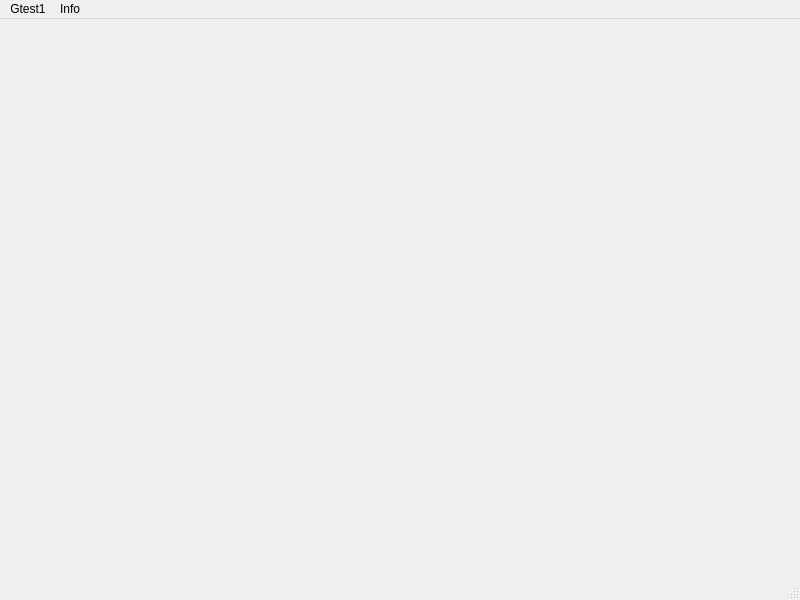
Old version of the form growbox_control_desktop_app1/growboxcontrol.ui in the repository wojtron2/Desktop_QT_app_box.
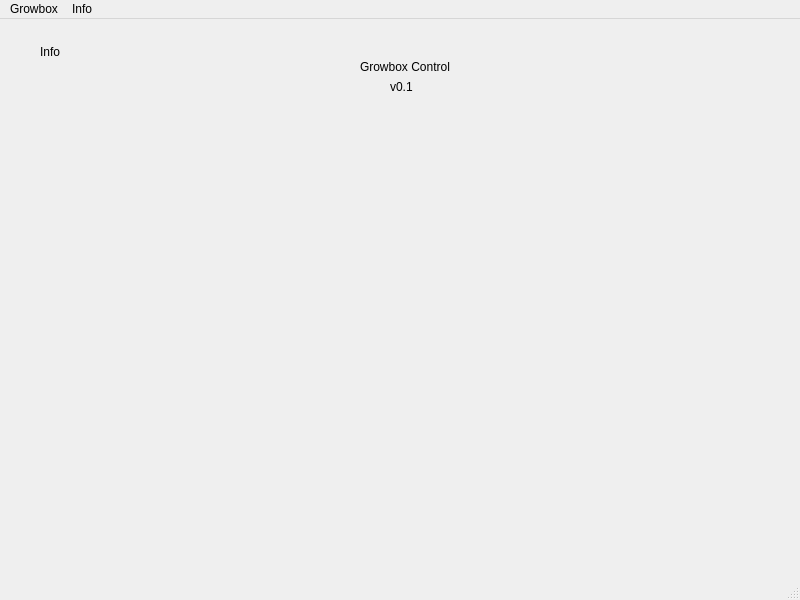
New version of the form. The open tabs and pages were chosen to show the change.

Patch:
```diff
--- a/growbox_control_desktop_app1/growboxcontrol.ui
+++ b/growbox_control_desktop_app1/growboxcontrol.ui
@@ -17,7 +17,7 @@
    <widget class="QWidget" name="verticalLayoutWidget">
     <property name="geometry">
      <rect>
-      <x>29</x>
+      <x>20</x>
       <y>20</y>
       <width>751</width>
       <height>80</height>
@@ -26,8 +26,75 @@
     <layout class="QVBoxLayout" name="verticalLayout">
      <item>
       <widget class="QStackedWidget" name="stackedScreens">
-       <widget class="QWidget" name="pageGrowbox"/>
-       <widget class="QWidget" name="pageInfo"/>
+       <widget class="QWidget" name="pageGrowbox">
+        <widget class="QLabel" name="label">
+         <property name="geometry">
+          <rect>
+           <x>10</x>
+           <y>0</y>
+           <width>49</width>
+           <height>16</height>
+          </rect>
+         </property>
+         <property name="text">
+          <string>Growbox</string>
+         </property>
+        </widget>
+        <widget class="QLabel" name="label_5">
+         <property name="geometry">
+          <rect>
+           <x>10</x>
+           <y>40</y>
+           <width>101</width>
+           <height>16</height>
+          </rect>
+         </property>
+         <property name="text">
+          <string>Connection state:</string>
+         </property>
+        </widget>
+       </widget>
+       <widget class="QWidget" name="pageInfo">
+        <widget class="QLabel" name="label_2">
+         <property name="geometry">
+          <rect>
+           <x>20</x>
+           <y>5</y>
+           <width>49</width>
+           <height>16</height>
+          </rect>
+         </property>
+         <property name="text">
+          <string>Info</string>
+         </property>
+        </widget>
+        <widget class="QLabel" name="label_4">
+         <property name="geometry">
+          <rect>
+           <x>370</x>
+           <y>40</y>
+           <width>49</width>
+           <height>16</height>
+          </rect>
+         </property>
+         <property name="text">
+          <string>v0.1</string>
+         </property>
+        </widget>
+        <widget class="QLabel" name="label_3">
+         <property name="geometry">
+          <rect>
+           <x>340</x>
+           <y>20</y>
+           <width>91</width>
+           <height>16</height>
+          </rect>
+         </property>
+         <property name="text">
+          <string>Growbox Control</string>
+         </property>
+        </widget>
+       </widget>
       </widget>
      </item>
     </layout>
@@ -44,7 +111,7 @@
    </property>
    <widget class="QMenu" name="menuGtest1">
     <property name="title">
-     <string>Gtest1</string>
+     <string>Growbox</string>
     </property>
     <addaction name="actionGtest2"/>
     <addaction name="actiontest3"/>
```
